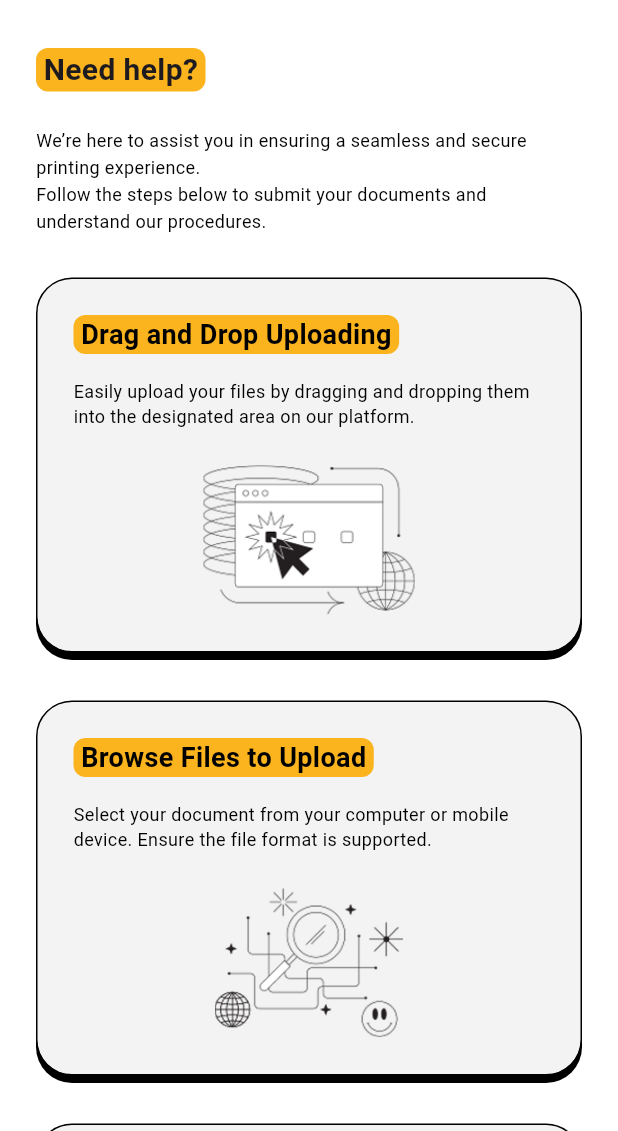
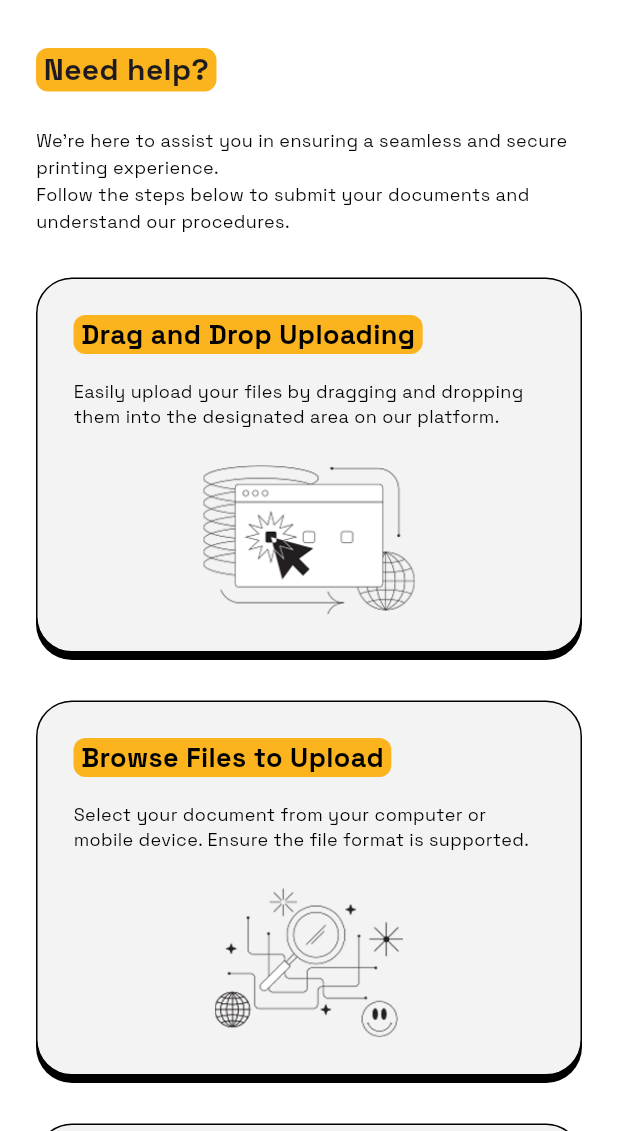
Before and after one commit to vincentperezzz/flutter-safeprint, a Flutter app: the screen it shows after launch, after a tap on the "menu" icon, after a tap on "Help", on a phone screen of 412 x 824 dp, the part 105-1236 px from its top. Run offline on Flutter 3.47's test engine with Material 3 defaults, Android fonts, the phone set to English and light mode, and no system bars; our stand-ins replace dotted_border, dropdown_button2, file_picker.

Commit message:
Refactor HelpPage: Apply SpaceGrotesk font for improved typography consistency

```diff
--- a/lib/help_page.dart
+++ b/lib/help_page.dart
@@ -19,6 +19,7 @@ class HelpPage extends StatelessWidget {
             child: const Text(
               'Need help?',
               style: TextStyle(
+                fontFamily: 'SpaceGrotesk',
                 fontWeight: FontWeight.bold,
                 fontSize: 20,
               ),
@@ -28,7 +29,12 @@ class HelpPage extends StatelessWidget {
           const Text(
             "We’re here to assist you in ensuring a seamless and secure printing experience.\n"
             "Follow the steps below to submit your documents and understand our procedures.",
-            style: TextStyle(fontSize: 12, color: Colors.black, height: 1.5),
+            style: TextStyle(
+              fontFamily: 'SpaceGrotesk',
+              fontSize: 12,
+              color: Colors.black,
+              height: 1.5,
+            ),
           ),
           const SizedBox(height: 28),
 
@@ -55,6 +61,7 @@ class HelpPage extends StatelessWidget {
                 RichText(
                   text: TextSpan(
                     style: const TextStyle(
+                      fontFamily: 'SpaceGrotesk',
                       fontWeight: FontWeight.bold,
                       fontSize: 20,
                       color: Colors.black,
@@ -70,6 +77,7 @@ class HelpPage extends StatelessWidget {
                           child: const Text(
                             'Drag and Drop Uploading',
                             style: TextStyle(
+                              fontFamily: 'SpaceGrotesk',
                               fontWeight: FontWeight.bold,
                               fontSize: 18,
                               color: Colors.black,
@@ -83,7 +91,11 @@ class HelpPage extends StatelessWidget {
                 const SizedBox(height: 16),
                 const Text(
                   "Easily upload your files by dragging and dropping them into the designated area on our platform.",
-                  style: TextStyle(fontSize: 12, color: Colors.black),
+                  style: TextStyle(
+                    fontFamily: 'SpaceGrotesk',
+                    fontSize: 12,
+                    color: Colors.black,
+                  ),
                 ),
                 const SizedBox(height: 24),
                 Center(
@@ -120,6 +132,7 @@ class HelpPage extends StatelessWidget {
                 RichText(
                   text: TextSpan(
                     style: const TextStyle(
+                      fontFamily: 'SpaceGrotesk',
                       fontWeight: FontWeight.bold,
                       fontSize: 20,
                       color: Colors.black,
@@ -135,6 +148,7 @@ class HelpPage extends StatelessWidget {
                           child: const Text(
                             'Browse Files to Upload',
                             style: TextStyle(
+                              fontFamily: 'SpaceGrotesk',
                               fontWeight: FontWeight.bold,
                               fontSize: 18,
                               color: Colors.black,
@@ -148,7 +162,11 @@ class HelpPage extends StatelessWidget {
                 const SizedBox(height: 16),
                 const Text(
                   "Select your document from your computer or mobile device. Ensure the file format is supported.",
-                  style: TextStyle(fontSize: 12, color: Colors.black),
+                  style: TextStyle(
+                    fontFamily: 'SpaceGrotesk',
+                    fontSize: 12,
+                    color: Colors.black,
+                  ),
                 ),
                 const SizedBox(height: 24),
                 Center(
@@ -185,6 +203,7 @@ class HelpPage extends StatelessWidget {
                 RichText(
                   text: TextSpan(
                     style: const TextStyle(
+                      fontFamily: 'SpaceGrotesk',
                       fontWeight: FontWeight.bold,
                       fontSize: 20,
                       color: Colors.black,
@@ -200,6 +219,7 @@ class HelpPage extends StatelessWidget {
                           child: const Text(
                             'Print Preference',
                             style: TextStyle(
+                              fontFamily: 'SpaceGrotesk',
                               fontWeight: FontWeight.bold,
                               fontSize: 18,
                               color: Colors.black,
@@ -213,7 +233,11 @@ class HelpPage extends StatelessWidget {
                 const SizedBox(height: 16),
                 const Text(
                   "Choose black or colored, what specific pages and what paper size suits your requirements.",
-                  style: TextStyle(fontSize: 12, color: Colors.black),
+                  style: TextStyle(
+                    fontFamily: 'SpaceGrotesk',
+                    fontSize: 12,
+                    color: Colors.black,
+                  ),
                 ),
                 const SizedBox(height: 24),
                 Center(
@@ -250,6 +274,7 @@ class HelpPage extends StatelessWidget {
                 RichText(
                   text: TextSpan(
                     style: const TextStyle(
+                      fontFamily: 'SpaceGrotesk',
                       fontWeight: FontWeight.bold,
                       fontSize: 20,
                       color: Colors.black,
@@ -265,6 +290,7 @@ class HelpPage extends StatelessWidget {
                           child: const Text(
                             'Give to our team\nyour Customer ID',
                             style: TextStyle(
+                              fontFamily: 'SpaceGrotesk',
                               fontWeight: FontWeight.bold,
                               fontSize: 18,
                               color: Colors.black,
@@ -278,7 +304,11 @@ class HelpPage extends StatelessWidget {
                 const SizedBox(height: 16),
                 const Text(
                   "Your Customer ID will be our guide to find your documents in our system and for our personnel to verify and queue the documents for printing.",
-                  style: TextStyle(fontSize: 12, color: Colors.black),
+                  style: TextStyle(
+                    fontFamily: 'SpaceGrotesk',
+                    fontSize: 12,
+                    color: Colors.black,
+                  ),
                 ),
                 const SizedBox(height: 24),
                 Center(
@@ -315,6 +345,7 @@ class HelpPage extends StatelessWidget {
                 RichText(
                   text: TextSpan(
                     style: const TextStyle(
+                      fontFamily: 'SpaceGrotesk',
                       fontWeight: FontWeight.bold,
                       fontSize: 20,
                       color: Colors.black,
@@ -330,6 +361,7 @@ class HelpPage extends StatelessWidget {
                           child: const Text(
                             'Payment Process',
                             style: TextStyle(
+                              fontFamily: 'SpaceGrotesk',
                               fontWeight: FontWeight.bold,
                               fontSize: 18,
                               color: Colors.black,
@@ -343,7 +375,11 @@ class HelpPage extends StatelessWidget {
                 const SizedBox(height: 16),
                 const Text(
                   "After submitting your document, please proceed to the counter to complete the payment. Our printing personnel will then authorize and initiate the printing of your document.",
-                  style: TextStyle(fontSize: 12, color: Colors.black),
+                  style: TextStyle(
+                    fontFamily: 'SpaceGrotesk',
+                    fontSize: 12,
+                    color: Colors.black,
+                  ),
                 ),
                 const SizedBox(height: 24),
                 Center(
@@ -380,6 +416,7 @@ class HelpPage extends StatelessWidget {
                 RichText(
                   text: TextSpan(
                     style: const TextStyle(
+                      fontFamily: 'SpaceGrotesk',
                       fontWeight: FontWeight.bold,
                       fontSize: 20,
                       color: Colors.black,
@@ -395,6 +432,7 @@ class HelpPage extends StatelessWidget {
                           child: const Text(
                             'In case error occurs',
                             style: TextStyle(
+                              fontFamily: 'SpaceGrotesk',
                               fontWeight: FontWeight.bold,
                               fontSize: 18,
                               color: Colors.black,
@@ -408,7 +446,11 @@ class HelpPage extends StatelessWidget {
                 const SizedBox(height: 16),
                 const Text(
                   "If you encounter any issues during the submission or printing process, our personnel may request you to resend the document to ensure optimal print quality.",
-                  style: TextStyle(fontSize: 12, color: Colors.black),
+                  style: TextStyle(
+                    fontFamily: 'SpaceGrotesk',
+                    fontSize: 12,
+                    color: Colors.black,
+                  ),
                 ),
                 const SizedBox(height: 24),
                 Center(
@@ -421,7 +463,6 @@ class HelpPage extends StatelessWidget {
               ],
             ),
           ),
-
         ],
       ),
     );
```
Lines whose indentation alone changed are shown as unchanged.
